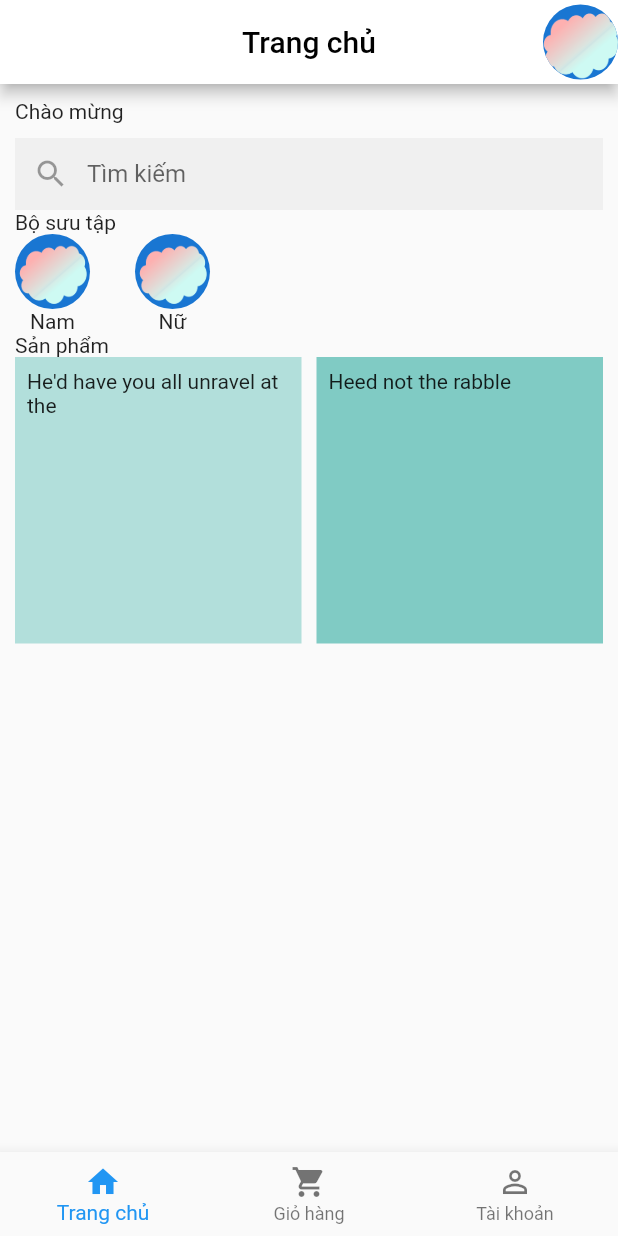
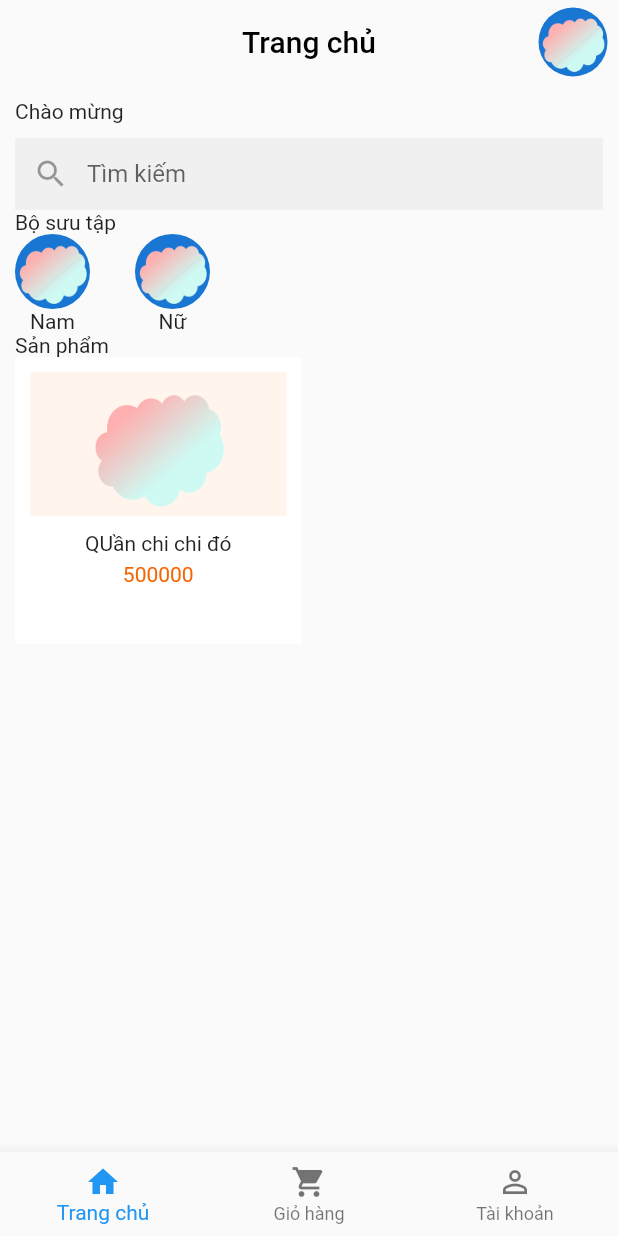
Before and after one commit to daiphuoc511/App-clothes, a Flutter app: the screen it shows after launch, on a phone screen of 412 x 824 dp. Run offline on Flutter 3.47's test engine with Material 2 defaults, Android fonts, the phone set to English and light mode, and no system bars; our stand-ins replace firebase_auth, flutter_html, flutter_signin_button, get, get_storage, google_fonts and 1 more; missing offline and left inert: firebase_auth_web, firebase_core_web, global_configuration; accounts and stored records are empty.

Commit message:
prototype product detail screen

```diff
--- /dev/null
+++ b/lib/app/modules/onboarding/controllers/product_detail_controller.dart
@@ -0,0 +1,5 @@
+import 'package:get/get.dart';
+
+class ProductDetailController extends GetxController {
+  static ProductDetailController get to => Get.find();
+}
--- a/lib/app/modules/onboarding/views/cart_view.dart
+++ b/lib/app/modules/onboarding/views/cart_view.dart
@@ -13,7 +13,9 @@ class CartView extends GetView<CartController> {
         appBar: AppBar(
           title: const Text('Giỏ hàng', style: TextStyle(color: Colors.black)),
           centerTitle: true,
-          backgroundColor: Colors.white,
+          backgroundColor: Colors.transparent,
+          bottomOpacity: 0.0,
+          elevation: 0.0,
         ),
         body: buildCartPage(context));
   }
--- a/lib/app/modules/onboarding/views/mainhome_view.dart
+++ b/lib/app/modules/onboarding/views/mainhome_view.dart
@@ -1,4 +1,5 @@
 import 'package:clothes_app/app/modules/onboarding/controllers/mainhome_controller.dart';
+import 'package:clothes_app/app/routes/app_pages.dart';
 import 'package:flutter/material.dart';
 import 'package:get/get.dart';
 
@@ -11,10 +12,10 @@ class MainHomeView extends GetView<MainHomeController> {
       appBar: AppBar(
         title: const Text('Trang chủ', style: TextStyle(color: Colors.black)),
         centerTitle: true,
-        backgroundColor: Colors.white,
+        backgroundColor: Colors.transparent,
         actions: [
           Padding(
-              padding: const EdgeInsets.all(0),
+              padding: const EdgeInsets.all(5),
               child: Container(
                 width: 50,
                 height: 50,
@@ -24,12 +25,15 @@ class MainHomeView extends GetView<MainHomeController> {
                 ),
               ))
         ],
+        bottomOpacity: 0.0,
+        elevation: 0.0,
       ),
       body: buildMainHomePage(context),
     );
   }
 
   buildMainHomePage(BuildContext context) {
+    Size screenSize = MediaQuery.of(context).size;
     return Container(
       padding: const EdgeInsets.all(10),
       child: ListView(
@@ -97,15 +101,35 @@ class MainHomeView extends GetView<MainHomeController> {
             crossAxisCount: 2,
             children: <Widget>[
               Container(
-                padding: const EdgeInsets.all(8),
-                color: Colors.teal[100],
-                child: const Text("He'd have you all unravel at the"),
-              ),
-              Container(
-                padding: const EdgeInsets.all(8),
-                color: Colors.teal[200],
-                child: const Text('Heed not the rabble'),
-              ),
+                  padding: const EdgeInsets.all(10),
+                  color: Colors.white,
+                  child: InkWell(
+                    highlightColor: const Color.fromARGB(255, 124, 125, 126),
+                    child: Column(
+                      children: [
+                        Container(
+                          width: screenSize.width,
+                          decoration: const BoxDecoration(
+                              color: Color.fromARGB(255, 255, 245, 236)),
+                          child: Image.asset(
+                            'assets/images/Deco1.png',
+                            width: screenSize.width,
+                          ),
+                        ),
+                        const SizedBox(height: 10),
+                        const Text('QUần chi chi đó'),
+                        const SizedBox(height: 5),
+                        const Text(
+                          '500000',
+                          style: TextStyle(
+                              color: Color.fromARGB(255, 244, 102, 4)),
+                        ),
+                      ],
+                    ),
+                    onTap: () {
+                      Get.toNamed(Routes.PRODUCTDETAIL);
+                    },
+                  )),
             ],
           ),
         ],
--- a/lib/app/modules/onboarding/views/profile_view.dart
+++ b/lib/app/modules/onboarding/views/profile_view.dart
@@ -13,7 +13,9 @@ class ProfileView extends GetView<ProfileController> {
           title: const Text('Thông tin tài khoản',
               style: TextStyle(color: Colors.black)),
           centerTitle: true,
-          backgroundColor: Colors.white,
+          backgroundColor: Colors.transparent,
+          bottomOpacity: 0.0,
+          elevation: 0.0,
         ),
         body: buildProfilePage(context));
   }
--- a/lib/app/routes/app_routes.dart
+++ b/lib/app/routes/app_routes.dart
@@ -10,6 +10,7 @@ abstract class Routes {
   static const SPLASH_SCREEN = _Paths.SPLASH_SCREEN;
   static const CART = _Paths.CART;
   static const PROFILE = _Paths.PROFILE;
+  static const PRODUCTDETAIL = _Paths.PRODUCTDETAIL;
 }
 
 abstract class _Paths {
@@ -20,4 +21,5 @@ abstract class _Paths {
   static const SPLASH_SCREEN = '/splash-screen';
   static const CART = '/cart';
   static const PROFILE = '/profile';
+  static const PRODUCTDETAIL = '/product-detail';
 }
--- a/pubspec.yaml
+++ b/pubspec.yaml
@@ -3,7 +3,7 @@ version: 1.0.0+1
 publish_to: none
 description: A new Flutter project.
 environment:
-  sdk: '>=2.17.5 <3.0.0'
+  sdk: ">=2.17.5 <3.0.0"
 
 dependencies:
   cupertino_icons: ^1.0.2
@@ -17,6 +17,7 @@ dependencies:
   google_fonts: 3.0.1
   permission_handler: 10.2.0
   intl: 0.18.0
+  flutter_html: ^3.0.0-alpha.6
   flutter:
     sdk: flutter
 
```
Also changed, not shown: lib/app/modules/onboarding/bindings/product_detail_binding.dart (added, +12 -0 lines), lib/app/modules/onboarding/views/product_detail_view.dart (added, +85 -0 lines), lib/app/routes/app_pages.dart (+7 -0 lines), pubspec.lock, 1 other file.
